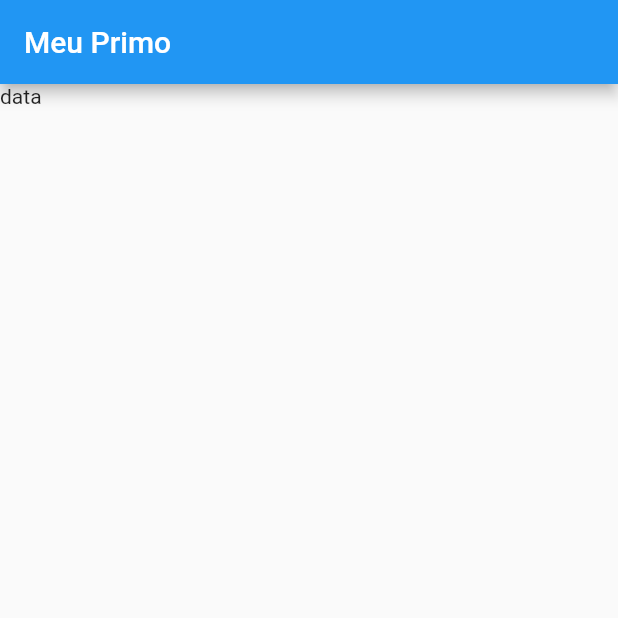
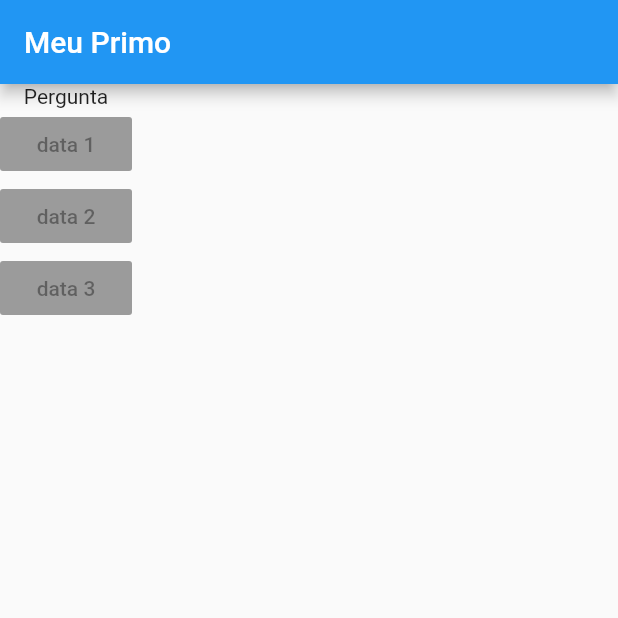
Before and after one commit to mavmaso/flutter_complete_guide, a Flutter app: the screen it shows after launch, on a phone screen of 412 x 824 dp, the top half of it. Run offline on Flutter 3.47's test engine with Material 2 defaults, Android fonts, the phone set to English and light mode, and no system bars.

Commit message:
Adding Layout Widgets

```diff
--- a/lib/main.dart
+++ b/lib/main.dart
@@ -10,7 +10,23 @@ class MyApp extends StatelessWidget {
         appBar: AppBar(
           title: Text('Meu Primo'),
         ),
-        body: Text('data'),
+        body: Column(
+          children: [
+            Text('Pergunta'),
+            RaisedButton(
+              child: Text('data 1'),
+              onPressed: null,
+            ),
+            RaisedButton(
+              child: Text('data 2'),
+              onPressed: null,
+            ),
+            RaisedButton(
+              child: Text('data 3'),
+              onPressed: null,
+            ),
+          ],
+        ),
       ),
     );
   }
```
